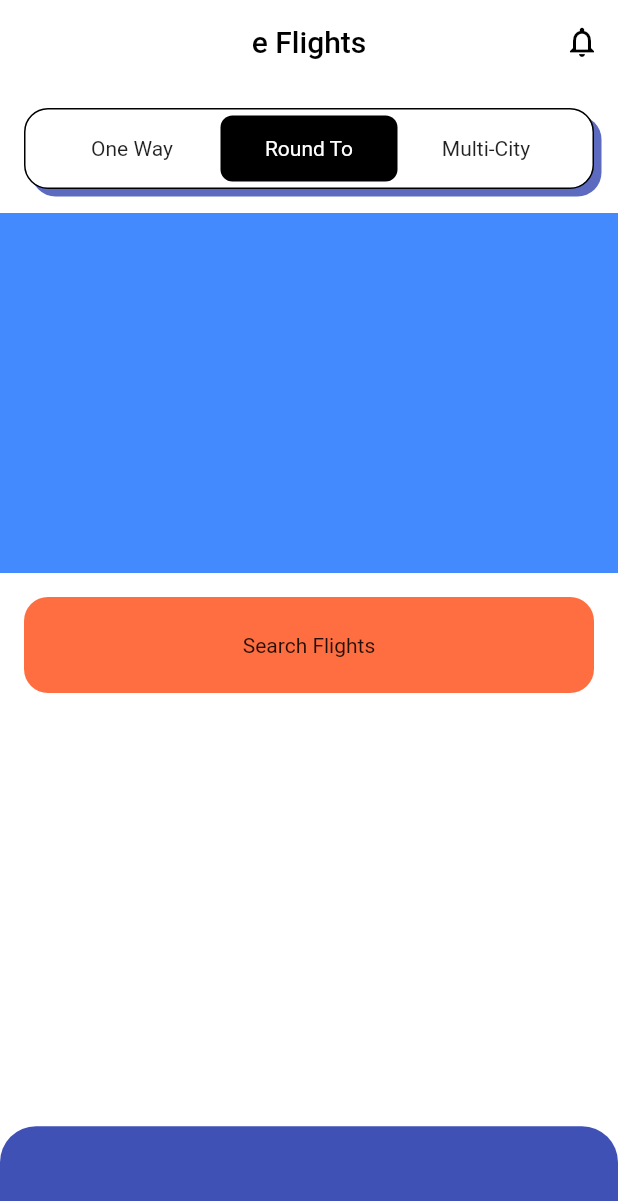
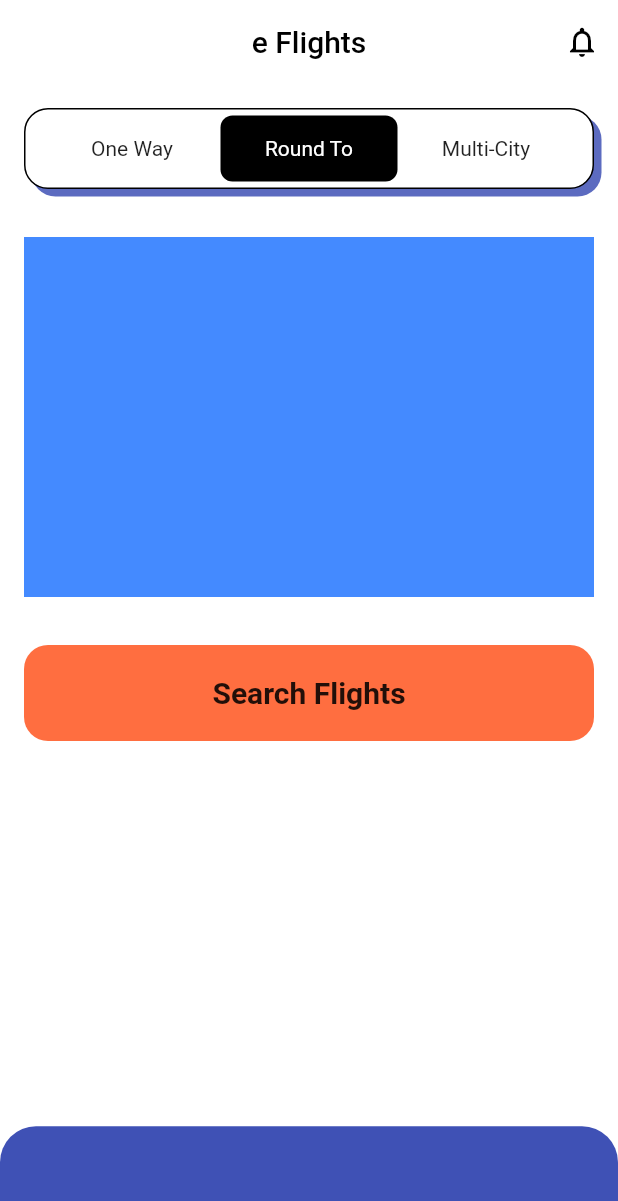
Before and after one commit to JAICHANGPARK/flutter_notebook_17th_story, a Flutter app: the screen it shows after launch, on a phone screen of 412 x 824 dp. Shown: the top 1201 px of the screen. Run offline on Flutter 3.47's test engine with Material 2 defaults, Android fonts, the phone set to English and light mode, and no system bars; our stand-ins replace badges, cached_network_image, fl_chart, flutter_riverpod, freezed_annotation, ionicons and 1 more.

Commit message:
Update flight_home_page.dart

```diff
--- a/lib/ep1040_flight_booking_app/src/flight_home_page.dart
+++ b/lib/ep1040_flight_booking_app/src/flight_home_page.dart
@@ -85,9 +85,12 @@ class _FlightHomePageState extends State<FlightHomePage> {
                       ),
                     ),
                   ),
-                  Container(
-                    height: 240,
-                    color: Colors.blueAccent,
+                  Padding(
+                    padding: const EdgeInsets.all(16.0),
+                    child: Container(
+                      height: 240,
+                      color: Colors.blueAccent,
+                    ),
                   ),
                   Padding(
                     padding: const EdgeInsets.all(16.0),
@@ -97,12 +100,15 @@ class _FlightHomePageState extends State<FlightHomePage> {
                         decoration: BoxDecoration(
                           color: Colors.deepOrangeAccent,
                           borderRadius: BorderRadius.circular(16),
-
                         ),
                         child: Center(
-                          child: Text("Search Flights",style: TextStyle(
-
-                          ),),
+                          child: Text(
+                            "Search Flights",
+                            style: TextStyle(
+                              fontSize: 20,
+                              fontWeight: FontWeight.bold,
+                            ),
+                          ),
                         )),
                   ),
                 ],
```
